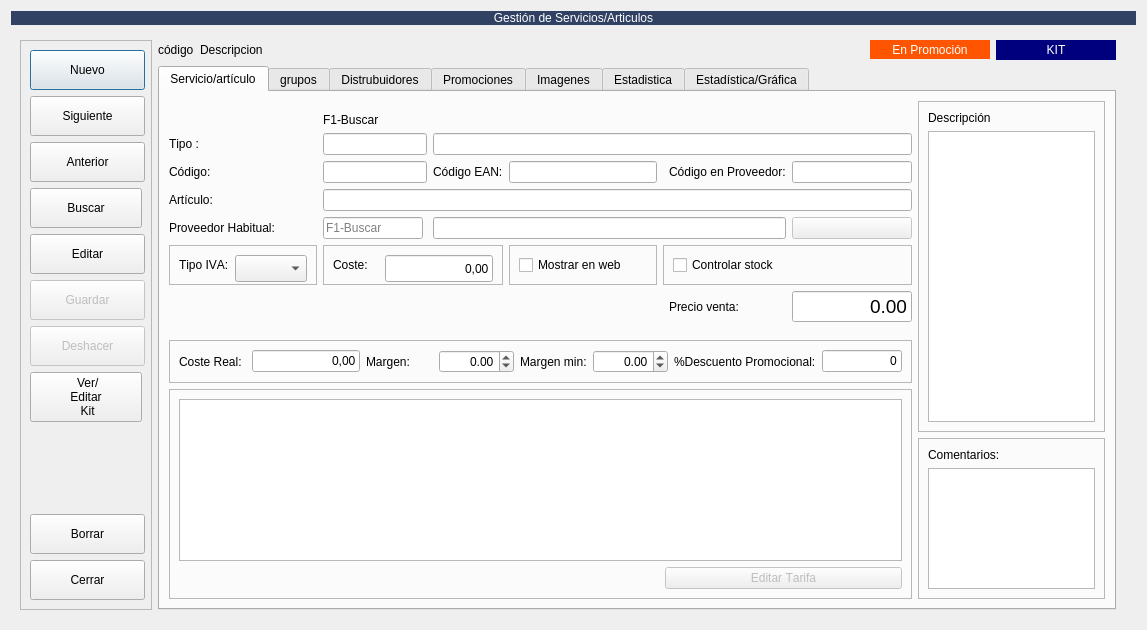
Old version of the form app/ui/Almacen/frmarticulos.ui in the repository MarcArtStudio3D/creative_ERP.
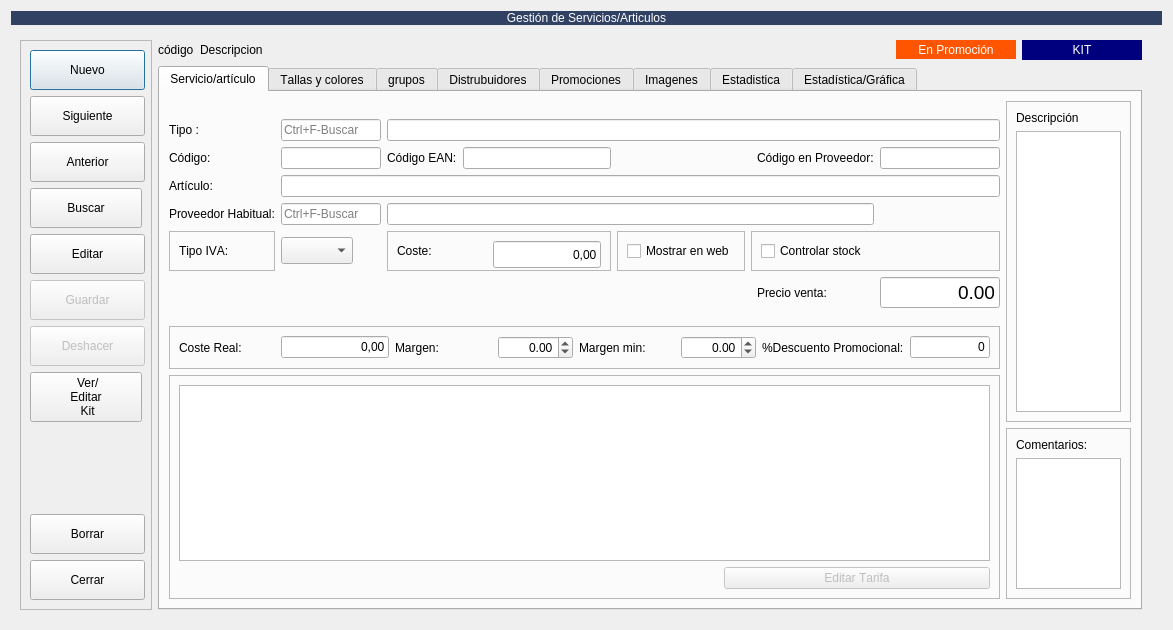
New version of the form. Icons and pictures are not drawn. Custom widgets are drawn as their Qt base class.

Commit message:
feat: Enhance ArticulosView with color palette and tipo flag handling
- Added a QListWidget to display a color palette with swatches.
- Implemented methods to decorate the color list as a graphical palette.
- Introduced visibility toggling for UI elements based on tipo flags (requiereEAN and proveedor).
- Updated tests to validate the new color palette functionality and tipo flag behavior.
- Ensured that hidden fields are cleaned up during save operations based on tipo flags.
- Enhanced UI tests to verify the correct rendering of the color palette and visibility of fields.

Patch:
```diff
--- a/app/ui/Almacen/frmarticulos.ui
+++ b/app/ui/Almacen/frmarticulos.ui
@@ -6,7 +6,7 @@
    <rect>
     <x>0</x>
     <y>0</y>
-    <width>1147</width>
+    <width>1173</width>
     <height>630</height>
    </rect>
   </property>
@@ -490,32 +490,26 @@
            <string>Servicio/artículo</string>
           </attribute>
           <layout class="QGridLayout" name="gridLayout_8">
-           <item row="1" column="7" rowspan="13">
-            <widget class="QFrame" name="frame_20">
-             <property name="frameShape">
-              <enum>QFrame::Shape::StyledPanel</enum>
+           <item row="8" column="1">
+            <widget class="QComboBox" name="cboTipoIVA">
+             <property name="sizePolicy">
+              <sizepolicy hsizetype="Maximum" vsizetype="Fixed">
+               <horstretch>0</horstretch>
+               <verstretch>0</verstretch>
+              </sizepolicy>
              </property>
-             <property name="frameShadow">
-              <enum>QFrame::Shadow::Raised</enum>
+             <property name="minimumSize">
+              <size>
+               <width>0</width>
+               <height>27</height>
+              </size>
              </property>
-             <layout class="QGridLayout" name="gridLayout_42">
-              <item row="1" column="0">
-               <widget class="QTextEdit" name="txtdescripcion"/>
-              </item>
-              <item row="0" column="0">
-               <widget class="QLabel" name="label_7">
-                <property name="text">
-                 <string>Descripción</string>
-                </property>
-               </widget>
-              </item>
-             </layout>
             </widget>
            </item>
            <item row="7" column="1">
             <widget class="QLineEdit" name="txtcodigo_proveedor">
              <property name="sizePolicy">
-              <sizepolicy hsizetype="Preferred" vsizetype="Fixed">
+              <sizepolicy hsizetype="Maximum" vsizetype="Fixed">
                <horstretch>0</horstretch>
                <verstretch>0</verstretch>
               </sizepolicy>
@@ -528,97 +522,46 @@
              </property>
              <property name="maximumSize">
               <size>
-               <width>100</width>
-               <height>24</height>
+               <width>150</width>
+               <height>16777215</height>
               </size>
              </property>
              <property name="placeholderText">
-              <string>F1-Buscar</string>
+              <string>Ctrl+F-Buscar</string>
              </property>
              <property name="locateField" stdset="0">
               <bool>true</bool>
              </property>
             </widget>
            </item>
-           <item row="8" column="1" colspan="2">
-            <widget class="QFrame" name="frame_7">
+           <item row="4" column="0">
+            <widget class="QLabel" name="label_16">
+             <property name="text">
+              <string>Tipo :</string>
+             </property>
+            </widget>
+           </item>
+           <item row="5" column="1">
+            <widget class="QLineEdit" name="txtcodigo">
              <property name="sizePolicy">
-              <sizepolicy hsizetype="Expanding" vsizetype="Fixed">
+              <sizepolicy hsizetype="Preferred" vsizetype="Fixed">
                <horstretch>0</horstretch>
                <verstretch>0</verstretch>
               </sizepolicy>
              </property>
-             <property name="minimumSize">
-              <size>
-               <width>180</width>
-               <height>0</height>
-              </size>
+             <property name="codeField" stdset="0">
+              <bool>true</bool>
              </property>
-             <property name="maximumSize">
-              <size>
-               <width>16777215</width>
-               <height>40</height>
-              </size>
-             </property>
-             <property name="autoFillBackground">
-              <bool>false</bool>
-             </property>
-             <property name="frameShape">
-              <enum>QFrame::Shape::StyledPanel</enum>
-             </property>
-             <property name="frameShadow">
-              <enum>QFrame::Shadow::Raised</enum>
-             </property>
-             <layout class="QHBoxLayout" name="horizontalLayout_5">
-              <item>
-               <widget class="QLabel" name="label_14">
-                <property name="autoFillBackground">
-                 <bool>false</bool>
-                </property>
-                <property name="text">
-                 <string>Coste:</string>
-                </property>
-               </widget>
-              </item>
-              <item>
-               <widget class="QLineEdit" name="txtcoste">
-                <property name="sizePolicy">
-                 <sizepolicy hsizetype="Maximum" vsizetype="Fixed">
-                  <horstretch>0</horstretch>
-                  <verstretch>0</verstretch>
-                 </sizepolicy>
-                </property>
-                <property name="minimumSize">
-                 <size>
-                  <width>0</width>
-                  <height>27</height>
-                 </size>
-                </property>
-                <property name="maximumSize">
-                 <size>
-                  <width>120</width>
-                  <height>16777215</height>
-                 </size>
-                </property>
-                <property name="text">
-                 <string>0,00</string>
-                </property>
-                <property name="alignment">
-                 <set>Qt::AlignmentFlag::AlignRight|Qt::AlignmentFlag::AlignTrailing|Qt::AlignmentFlag::AlignVCenter</set>
-                </property>
-               </widget>
-              </item>
-             </layout>
             </widget>
            </item>
-           <item row="9" column="5">
-            <widget class="QLabel" name="label_15">
+           <item row="7" column="0">
+            <widget class="QLabel" name="label_8">
              <property name="text">
-              <string>Precio venta:</string>
+              <string>Proveedor Habitual:</string>
              </property>
             </widget>
            </item>
-           <item row="13" column="0" rowspan="3" colspan="7">
+           <item row="13" column="0" rowspan="3" colspan="8">
             <widget class="QFrame" name="frame_8">
              <property name="sizePolicy">
               <sizepolicy hsizetype="Expanding" vsizetype="Preferred">
@@ -675,6 +618,188 @@
              </layout>
             </widget>
            </item>
+           <item row="7" column="2" colspan="5">
+            <widget class="QLineEdit" name="txtproveedor">
+             <property name="maximumSize">
+              <size>
+               <width>16777215</width>
+               <height>16777215</height>
+              </size>
+             </property>
+            </widget>
+           </item>
+           <item row="9" column="6">
+            <widget class="QLabel" name="label_15">
+             <property name="text">
+              <string>Precio venta:</string>
+             </property>
+            </widget>
+           </item>
+           <item row="8" column="2" colspan="2">
+            <widget class="QFrame" name="frame_7">
+             <property name="sizePolicy">
+              <sizepolicy hsizetype="Expanding" vsizetype="Fixed">
+               <horstretch>0</horstretch>
+               <verstretch>0</verstretch>
+              </sizepolicy>
+             </property>
+             <property name="minimumSize">
+              <size>
+               <width>180</width>
+               <height>0</height>
+              </size>
+             </property>
+             <property name="maximumSize">
+              <size>
+               <width>16777215</width>
+               <height>40</height>
+              </size>
+             </property>
+             <property name="autoFillBackground">
+              <bool>false</bool>
+             </property>
+             <property name="frameShape">
+              <enum>QFrame::Shape::StyledPanel</enum>
+             </property>
+             <property name="frameShadow">
+              <enum>QFrame::Shadow::Raised</enum>
+             </property>
+             <layout class="QHBoxLayout" name="horizontalLayout_5">
+              <item>
+               <widget class="QLabel" name="label_14">
+                <property name="autoFillBackground">
+                 <bool>false</bool>
+                </property>
+                <property name="text">
+                 <string>Coste:</string>
+                </property>
+               </widget>
+              </item>
+              <item>
+               <widget class="QLineEdit" name="txtcoste">
+                <property name="sizePolicy">
+                 <sizepolicy hsizetype="Maximum" vsizetype="Fixed">
+                  <horstretch>0</horstretch>
+                  <verstretch>0</verstretch>
+                 </sizepolicy>
+                </property>
+                <property name="minimumSize">
+                 <size>
+                  <width>0</width>
+                  <height>27</height>
+                 </size>
+                </property>
+                <property name="maximumSize">
+                 <size>
+                  <width>120</width>
+                  <height>16777215</height>
+                 </size>
+                </property>
+                <property name="text">
+                 <string>0,00</string>
+                </property>
+                <property name="alignment">
+                 <set>Qt::AlignmentFlag::AlignRight|Qt::AlignmentFlag::AlignTrailing|Qt::AlignmentFlag::AlignVCenter</set>
+                </property>
+               </widget>
+              </item>
+             </layout>
+            </widget>
+           </item>
+           <item row="5" column="2">
+            <widget class="QLabel" name="lblCodigoEAN">
+             <property name="text">
+              <string>Código EAN:</string>
+             </property>
+            </widget>
+           </item>
+           <item row="5" column="7">
+            <widget class="QLineEdit" name="txtcodigo_fabricante">
+             <property name="maximumSize">
+              <size>
+               <width>120</width>
+               <height>16777215</height>
+              </size>
+             </property>
+             <property name="text">
+              <string/>
+             </property>
+             <property name="alignment">
+              <set>Qt::AlignmentFlag::AlignLeading|Qt::AlignmentFlag::AlignLeft|Qt::AlignmentFlag::AlignVCenter</set>
+             </property>
+            </widget>
+           </item>
+           <item row="4" column="2" colspan="6">
+            <widget class="QLineEdit" name="txtDescripcionTipo">
+             <property name="readOnly">
+              <bool>true</bool>
+             </property>
+            </widget>
+           </item>
+           <item row="14" column="8" rowspan="2">
+            <widget class="QFrame" name="FrameRF">
+             <property name="frameShape">
+              <enum>QFrame::Shape::StyledPanel</enum>
+             </property>
+             <property name="frameShadow">
+              <enum>QFrame::Shadow::Raised</enum>
+             </property>
+             <layout class="QGridLayout" name="gridLayout_7">
+              <item row="2" column="1">
+               <widget class="QTextEdit" name="txtcomentario">
+                <property name="sizePolicy">
+                 <sizepolicy hsizetype="Preferred" vsizetype="Preferred">
+                  <horstretch>0</horstretch>
+                  <verstretch>0</verstretch>
+                 </sizepolicy>
+                </property>
+               </widget>
+              </item>
+              <item row="1" column="1">
+               <widget class="QLabel" name="label_18">
+                <property name="text">
+                 <string>Comentarios:</string>
+                </property>
+               </widget>
+              </item>
+             </layout>
+            </widget>
+           </item>
+           <item row="5" column="3">
+            <widget class="QLineEdit" name="txtcodigo_barras">
+             <property name="sizePolicy">
+              <sizepolicy hsizetype="Preferred" vsizetype="Fixed">
+               <horstretch>0</horstretch>
+               <verstretch>0</verstretch>
+              </sizepolicy>
+             </property>
+             <property name="minimumSize">
+              <size>
+               <width>148</width>
+               <height>0</height>
+              </size>
+             </property>
+             <property name="maximumSize">
+              <size>
+               <width>120</width>
+               <height>16777215</height>
+              </size>
+             </property>
+             <property name="testField" stdset="0">
+              <bool>true</bool>
+             </property>
+            </widget>
+           </item>
+           <item row="4" column="1">
+            <widget class="QLineEdit" name="txtCodigoTipo">
+             <property name="enabled">
+              <bool>true</bool>
+             </property>
+             <property name="placeholderText">
+              <string>Ctrl+F-Buscar</string>
+             </property>
+            </widget>
+           </item>
            <item row="5" column="0">
             <widget class="QLabel" name="label_2">
              <property name="sizePolicy">
@@ -688,7 +813,10 @@
              </property>
             </widget>
            </item>
-           <item row="8" column="3">
+           <item row="9" column="0">
+            <layout class="QHBoxLayout" name="horizontalLayout_12"/>
+           </item>
+           <item row="8" column="4">
             <widget class="QFrame" name="frame_10">
              <property name="frameShape">
               <enum>QFrame::Shape::StyledPanel</enum>
@@ -710,42 +838,48 @@
              </layout>
             </widget>
            </item>
-           <item row="5" column="3">
-            <widget class="QLineEdit" name="txtcodigo_barras">
-             <property name="sizePolicy">
-              <sizepolicy hsizetype="Preferred" vsizetype="Fixed">
-               <horstretch>0</horstretch>
-               <verstretch>0</verstretch>
-              </sizepolicy>
-             </property>
-             <property name="minimumSize">
-              <size>
-               <width>148</width>
-               <height>0</height>
-              </size>
-             </property>
-             <property name="maximumSize">
-              <size>
-               <width>120</width>
-               <height>16777215</height>
-              </size>
-             </property>
-             <property name="testField" stdset="0">
-              <bool>true</bool>
-             </property>
-            </widget>
-           </item>
-           <item row="6" column="1" colspan="6">
+           <item row="6" column="1" colspan="7">
             <widget class="QLineEdit" name="txtdescripcionResumida">
              <property name="maximumSize">
               <size>
                <width>16777215</width>
-               <height>27</height>
+               <height>16777215</height>
               </size>
              </property>
             </widget>
            </item>
-           <item row="12" column="0" colspan="7">
+           <item row="8" column="0">
+            <widget class="QFrame" name="frame_4">
+             <property name="sizePolicy">
+              <sizepolicy hsizetype="Preferred" vsizetype="Fixed">
+               <horstretch>0</horstretch>
+               <verstretch>0</verstretch>
+              </sizepolicy>
+             </property>
+             <property name="maximumSize">
+              <size>
+               <width>16777215</width>
+               <height>40</height>
+              </size>
+             </property>
+             <property name="frameShape">
+              <enum>QFrame::Shape::StyledPanel</enum>
+             </property>
+             <property name="frameShadow">
+              <enum>QFrame::Shadow::Raised</enum>
+             </property>
+             <layout class="QHBoxLayout" name="horizontalLayout_4">
+              <item>
+               <widget class="QLabel" name="label_19">
+                <property name="text">
+                 <string>Tipo IVA:</string>
+                </property>
+               </widget>
+              </item>
+             </layout>
+            </widget>
+           </item>
+           <item row="12" column="0" colspan="8">
             <widget class="QFrame" name="frame_5">
              <property name="sizePolicy">
               <sizepolicy hsizetype="Expanding" vsizetype="Fixed">
@@ -897,103 +1031,7 @@
              </layout>
             </widget>
            </item>
-           <item row="8" column="4" colspan="3">
-            <widget class="QFrame" name="frame_2">
-             <property name="frameShape">
-              <enum>QFrame::Shape::StyledPanel</enum>
-             </property>
-             <property name="frameShadow">
-              <enum>QFrame::Shadow::Raised</enum>
-             </property>
-             <layout class="QGridLayout" name="gridLayout_5">
-              <item row="0" column="0">
-               <widget class="QCheckBox" name="chkcontrolar_stock">
-                <property name="text">
-                 <string>Controlar stock</string>
-                </property>
-               </widget>
-              </item>
-             </layout>
-            </widget>
-           </item>
-           <item row="9" column="0">
-            <layout class="QHBoxLayout" name="horizontalLayout_12"/>
-           </item>
-           <item row="5" column="2">
-            <widget class="QLabel" name="label_3">
-             <property name="text">
-              <string>Código EAN:</string>
-             </property>
-            </widget>
-           </item>
-           <item row="5" column="1">
-            <widget class="QLineEdit" name="txtcodigo">
-             <property name="sizePolicy">
-              <sizepolicy hsizetype="Preferred" vsizetype="Fixed">
-               <horstretch>0</horstretch>
-               <verstretch>0</verstretch>
-              </sizepolicy>
-             </property>
-             <property name="codeField" stdset="0">
-              <bool>true</bool>
-             </property>
-            </widget>
-           </item>
-           <item row="8" column="0">
-            <widget class="QFrame" name="frame_4">
-             <property name="sizePolicy">
-              <sizepolicy hsizetype="Preferred" vsizetype="Fixed">
-               <horstretch>0</horstretch>
-               <verstretch>0</verstretch>
-              </sizepolicy>
-             </property>
-             <property name="maximumSize">
-              <size>
-               <width>16777215</width>
-               <height>40</height>
-              </size>
-             </property>
-             <property name="frameShape">
-              <enum>QFrame::Shape::StyledPanel</enum>
-             </property>
-             <property name="frameShadow">
-              <enum>QFrame::Shadow::Raised</enum>
-             </property>
-             <layout class="QHBoxLayout" name="horizontalLayout_4">
-              <item>
-               <widget class="QLabel" name="label_19">
-                <property name="text">
-                 <string>Tipo IVA:</string>
-                </property>
-               </widget>
-              </item>
-              <item>
-               <widget class="QComboBox" name="cboTipoIVA">
-                <property name="sizePolicy">
-                 <sizepolicy hsizetype="Maximum" vsizetype="Fixed">
-                  <horstretch>0</horstretch>
-                  <verstretch>0</verstretch>
-                 </sizepolicy>
-                </property>
-                <property name="minimumSize">
-                 <size>
-                  <width>0</width>
-                  <height>27</height>
-                 </size>
-                </property>
-               </widget>
-              </item>
-             </layout>
-            </widget>
-           </item>
-           <item row="4" column="1">
-            <widget class="QLineEdit" name="txtCodigoTipo">
-             <property name="enabled">
-              <bool>true</bool>
-             </property>
-            </widget>
-           </item>
-           <item row="9" column="6">
+           <item row="9" column="7">
             <widget class="QLineEdit" name="txtPrecioVenta">
              <property name="sizePolicy">
               <sizepolicy hsizetype="Fixed" vsizetype="Fixed">
@@ -1021,6 +1059,28 @@
              </property>
             </widget>
            </item>
+           <item row="1" column="8" rowspan="13">
+            <widget class="QFrame" name="frame_20">
+             <property name="frameShape">
+              <enum>QFrame::Shape::StyledPanel</enum>
+             </property>
+             <property name="frameShadow">
+              <enum>QFrame::Shadow::Raised</enum>
+             </property>
+             <layout class="QGridLayout" name="gridLayout_42">
+              <item row="1" column="0">
+               <widget class="QTextEdit" name="txtdescripcion"/>
+              </item>
+              <item row="0" column="0">
+               <widget class="QLabel" name="label_7">
+                <property name="text">
+                 <string>Descripción</string>
+                </property>
+               </widget>
+              </item>
+             </layout>
+            </widget>
+           </item>
            <item row="6" column="0">
             <widget class="QLabel" name="label_6">
              <property name="text">
@@ -1028,121 +1088,197 @@
              </property>
             </widget>
            </item>
-           <item row="4" column="2" colspan="5">
-            <widget class="QLineEdit" name="txtDescripcionTipo">
-             <property name="readOnly">
-              <bool>true</bool>
-             </property>
-            </widget>
-           </item>
-           <item row="4" column="0">
-            <widget class="QLabel" name="label_16">
-             <property name="text">
-              <string>Tipo :</string>
-             </property>
-            </widget>
-           </item>
-           <item row="5" column="5">
-            <widget class="QLabel" name="label_4">
-             <property name="text">
-              <string>Código en Proveedor:</string>
-             </property>
-            </widget>
-           </item>
-           <item row="14" column="7" rowspan="2">
-            <widget class="QFrame" name="FrameRF">
+           <item row="8" column="5" colspan="3">
+            <widget class="QFrame" name="frame_2">
              <property name="frameShape">
               <enum>QFrame::Shape::StyledPanel</enum>
              </property>
              <property name="frameShadow">
               <enum>QFrame::Shadow::Raised</enum>
              </property>
-             <layout class="QGridLayout" name="gridLayout_7">
-              <item row="2" column="1">
-               <widget class="QTextEdit" name="txtcomentario">
-                <property name="sizePolicy">
-                 <sizepolicy hsizetype="Preferred" vsizetype="Preferred">
-                  <horstretch>0</horstretch>
-                  <verstretch>0</verstretch>
-                 </sizepolicy>
-                </property>
-               </widget>
-              </item>
-              <item row="1" column="1">
-               <widget class="QLabel" name="label_18">
+             <layout class="QGridLayout" name="gridLayout_5">
+              <item row="0" column="0">
+               <widget class="QCheckBox" name="chkcontrolar_stock">
                 <property name="text">
-                 <string>Comentarios:</string>
+                 <string>Controlar stock</string>
                 </property>
                </widget>
               </item>
              </layout>
             </widget>
            </item>
-           <item row="7" column="2" colspan="4">
-            <widget class="QLineEdit" name="txtproveedor">
-             <property name="maximumSize">
-              <size>
-               <width>16777215</width>
-               <height>24</height>
-              </size>
-             </property>
-            </widget>
-           </item>
-           <item row="7" column="6">
-            <widget class="QPushButton" name="btnBuscarProveedor">
-             <property name="enabled">
-              <bool>false</bool>
-             </property>
-             <property name="maximumSize">
-              <size>
-               <width>16777215</width>
-               <height>24</height>
-              </size>
-             </property>
-             <property name="text">
-              <string/>
-             </property>
-             <property name="icon">
-              <iconset resource="../designer.qrc">
-               <normaloff>:/PNG/resources/icons/png/search.png</normaloff>:/PNG/resources/icons/png/search.png</iconset>
-             </property>
-             <property name="iconSize">
-              <size>
-               <width>16</width>
-               <height>16</height>
-              </size>
-             </property>
-            </widget>
-           </item>
            <item row="5" column="6">
-            <widget class="QLineEdit" name="txtcodigo_fabricante">
-             <property name="maximumSize">
-              <size>
-               <width>120</width>
-               <height>16777215</height>
-              </size>
-             </property>
+            <widget class="QLabel" name="lblCodigoenProveedor">
              <property name="text">
-              <string/>
+              <string>Código en Proveedor:</string>
              </property>
-             <property name="alignment">
-              <set>Qt::AlignmentFlag::AlignLeading|Qt::AlignmentFlag::AlignLeft|Qt::AlignmentFlag::AlignVCenter</set>
-             </property>
             </widget>
            </item>
-           <item row="7" column="0">
-            <widget class="QLabel" name="label_8">
-             <property name="text">
-              <string>Proveedor Habitual:</string>
-             </property>
-            </widget>
-           </item>
-           <item row="3" column="1">
-            <widget class="QLabel" name="label_17">
-             <property name="text">
-              <string>F1-Buscar</string>
-             </property>
-            </widget>
+          </layout>
+         </widget>
+         <widget class="QWidget" name="TallasColores">
+          <attribute name="title">
+           <string>Tallas y colores</string>
+          </attribute>
+          <layout class="QVBoxLayout" name="verticalLayout_6">
+           <item>
+            <layout class="QGridLayout" name="gridLayout_11">
+             <item row="0" column="2">
+              <widget class="QFrame" name="frame_3">
+               <property name="frameShape">
+                <enum>QFrame::Shape::StyledPanel</enum>
+               </property>
+               <property name="frameShadow">
+                <enum>QFrame::Shadow::Raised</enum>
+               </property>
+              </widget>
+             </item>
+             <item row="0" column="0">
+              <layout class="QGridLayout" name="gridLayout_14">
+               <item row="0" column="2">
+                <widget class="QListWidget" name="listColors">
+                 <property name="styleSheet">
+                  <string notr="true">QListWidget::item{border:1px solid transparent; margin:3px; padding:0px;}\nQListWidget::item:selected{border:3px solid #1976d2; border-radius:6px; margin:-2px;}\nQListWidget::item:hover{border:1px solid rgba(0,0,0,40);}</string>
+                 </property>
+                 <property name="horizontalScrollBarPolicy">
+                  <enum>Qt::ScrollBarPolicy::ScrollBarAlwaysOff</enum>
+                 </property>
+                 <property name="iconSize">
+                  <size>
+                   <width>44</width>
+                   <height>44</height>
+                  </size>
+                 </property>
+                 <property name="resizeMode">
+                  <enum>QListView::ResizeMode::Adjust</enum>
+                 </property>
+                 <property name="layoutMode">
+                  <enum>QListView::LayoutMode::SinglePass</enum>
+                 </property>
+                 <property name="spacing">
+                  <number>8</number>
+                 </property>
+                 <property name="gridSize">
+                  <size>
+                   <width>56</width>
+                   <height>56</height>
+                  </size>
+                 </property>
+                 <property name="viewMode">
+                  <enum>QListView::ViewMode::IconMode</enum>
+                 </property>
+                 <item>
+                  <property name="text">
+                   <string/>
+                  </property>
+                  <property name="toolTip">
+                   <string>Blanco</string>
+                  </property>
+                  <property name="background">
+                   <brush brushstyle="SolidPattern">
+                    <color alpha="255">
+                     <red>255</red>
+                     <green>255</green>
+                     <blue>255</blue>
+                    </color>
+                   </brush>
+                  </property>
+                  <property name="foreground">
+                   <brush brushstyle="SolidPattern">
+                    <color alpha="255">
+                     <red>0</red>
+                     <green>0</green>
+                     <blue>0</blue>
+                    </color>
+                   </brush>
+                  </property>
+                 </item>
+                 <item>
+                  <property name="text">
+                   <string/>
+                  </property>
+                  <property name="toolTip">
+                   <string>Negro</string>
+                  </property>
+                  <property name="background">
+                   <brush brushstyle="SolidPattern">
+                    <color alpha="255">
+                     <red>0</red>
+                     <green>0</green>
+                     <blue>0</blue>
+                    </color>
+                   </brush>
+                  </property>
+                  <property name="foreground">
+                   <brush brushstyle="SolidPattern">
+                    <color alpha="255">
+                     <red>255</red>
+                     <green>255</green>
+                     <blue>255</blue>
+                    </color>
+                   </brush>
+                  </property>
+                 </item>
+                 <item>
+                  <property name="text">
+                   <string/>
+                  </property>
+                  <property name="toolTip">
+                   <string>Rojo</string>
+                  </property>
+                  <property name="background">
+                   <brush brushstyle="SolidPattern">
+                    <color alpha="255">
+                     <red>170</red>
+                     <green>0</green>
+                     <blue>0</blue>
+                    </color>
+                   </brush>
+                  </property>
+                  <property name="foreground">
+                   <brush brushstyle="NoBrush">
+                    <color alpha="255">
+                     <red>255</red>
+                     <green>255</green>
+                     <blue>255</blue>
+                    </color>
+                   </brush>
+                  </property>
+                 </item>
+                 <item>
+                  <property name="text">
+                   <string/>
+                  </property>
+                  <property name="toolTip">
+                   <string>Azul</string>
+                  </property>
+                  <property name="background">
+                   <brush brushstyle="SolidPattern">
+                    <color alpha="255">
+                     <red>0</red>
+                     <green>0</green>
+                     <blue>127</blue>
+                    </color>
+                   </brush>
+                  </property>
+                  <property name="foreground">
+                   <brush brushstyle="NoBrush">
+                    <color alpha="255">
+                     <red>255</red>
+                     <green>255</green>
+                     <blue>255</blue>
+                    </color>
+                   </brush>
+                  </property>
+                 </item>
+                </widget>
+               </item>
+              </layout>
+             </item>
+             <item row="0" column="1">
+              <widget class="QTableView" name="tableView"/>
+             </item>
+            </layout>
            </item>
           </layout>
          </widget>
```
Left out of the diff: 148 changed lines with no effect on the pictures. The commit also changes 10 other files.
